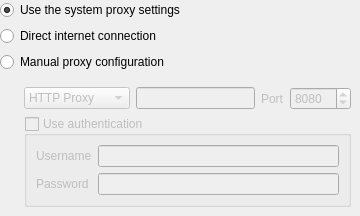
Qt form network/proxysettings.ui (polpo/cantata-mac) before a commit.
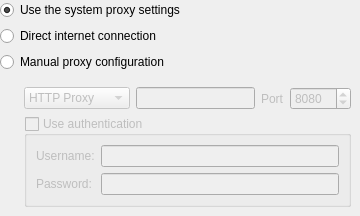
The same form after that commit. Custom widgets are drawn as their Qt base class.

Commit message: Add colon after Username/Password in proxy settings.

```diff
--- a/network/proxysettings.ui
+++ b/network/proxysettings.ui
@@ -109,7 +109,7 @@
             <bool>false</bool>
            </property>
            <property name="text">
-            <string>Username</string>
+            <string>Username:</string>
            </property>
           </widget>
          </item>
@@ -126,7 +126,7 @@
             <bool>false</bool>
            </property>
            <property name="text">
-            <string>Password</string>
+            <string>Password:</string>
            </property>
           </widget>
          </item>
```
The commit also changes 6 other files.
